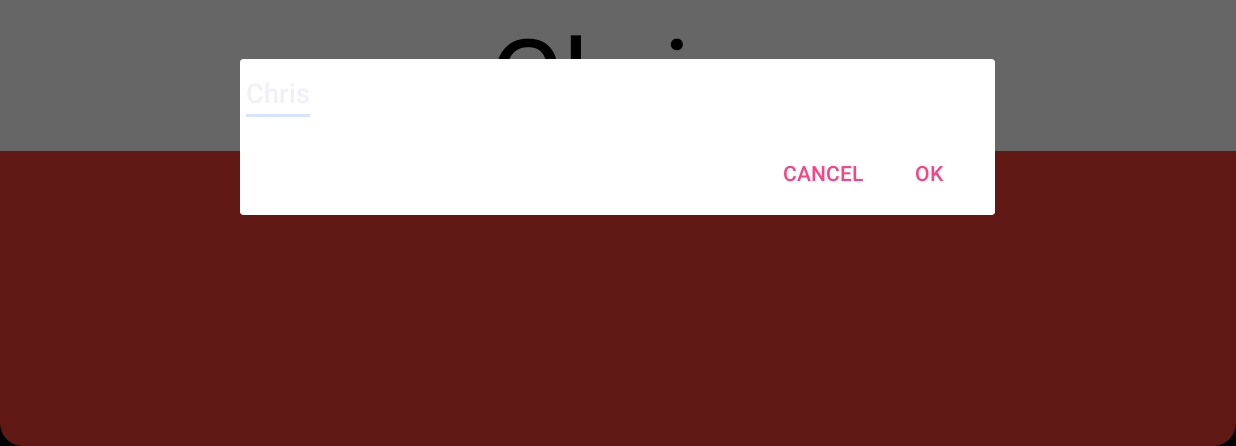
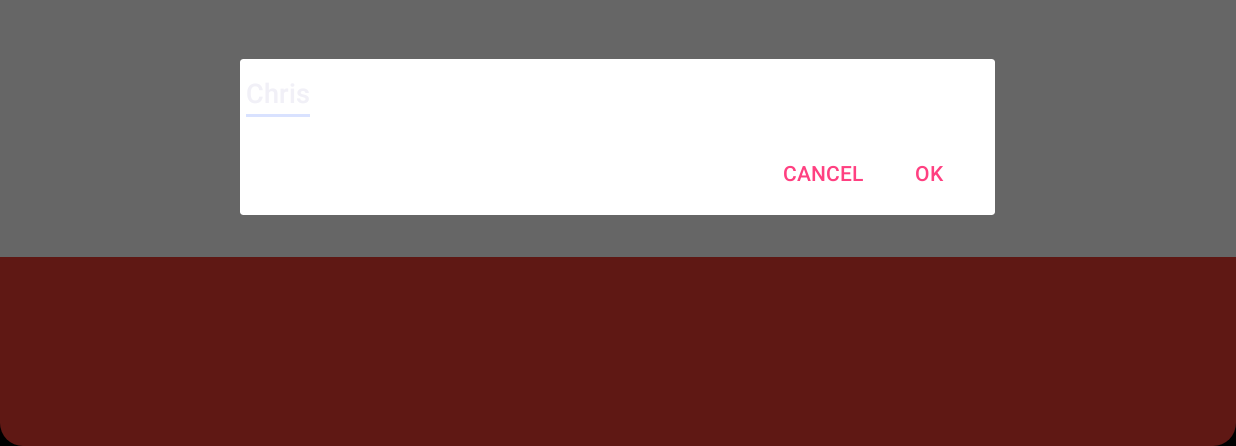
Before and after one commit to cwammes/HelloMyNameIs-Android, an Android app: the screen it shows after launch (MainActivity), after a tap on "Chris", on a phone screen of 824 x 412 dp (held sideways), the part 172-618 px from its top. Run offline under Robolectric (Android 15) with nearby library versions, the phone set to English and light mode, and no system bars.

Commit message:
Add finishing touches

```diff
--- a/app/src/main/res/layout/activity_main.xml
+++ b/app/src/main/res/layout/activity_main.xml
@@ -34,7 +34,9 @@
         <RelativeLayout
             android:layout_width="match_parent"
             android:layout_height="wrap_content"
-            android:background="#fff">
+            android:background="#fff"
+            android:paddingBottom="35dp"
+            android:paddingTop="35dp">
 
             <TextView
                 android:layout_width="match_parent"
--- a/app/src/main/res/values/strings.xml
+++ b/app/src/main/res/values/strings.xml
@@ -1,3 +1,3 @@
 <resources>
-    <string name="app_name">HelloMyNameIs</string>
+    <string name="app_name">Hello</string>
 </resources>
```
Also changed, not shown: app/src/main/res/mipmap-hdpi/ic_launcher.png, app/src/main/res/mipmap-mdpi/ic_launcher.png, app/src/main/res/mipmap-xhdpi/ic_launcher.png, app/src/main/res/mipmap-xxhdpi/ic_launcher.png, app/src/main/res/mipmap-xxxhdpi/ic_launcher.png.
